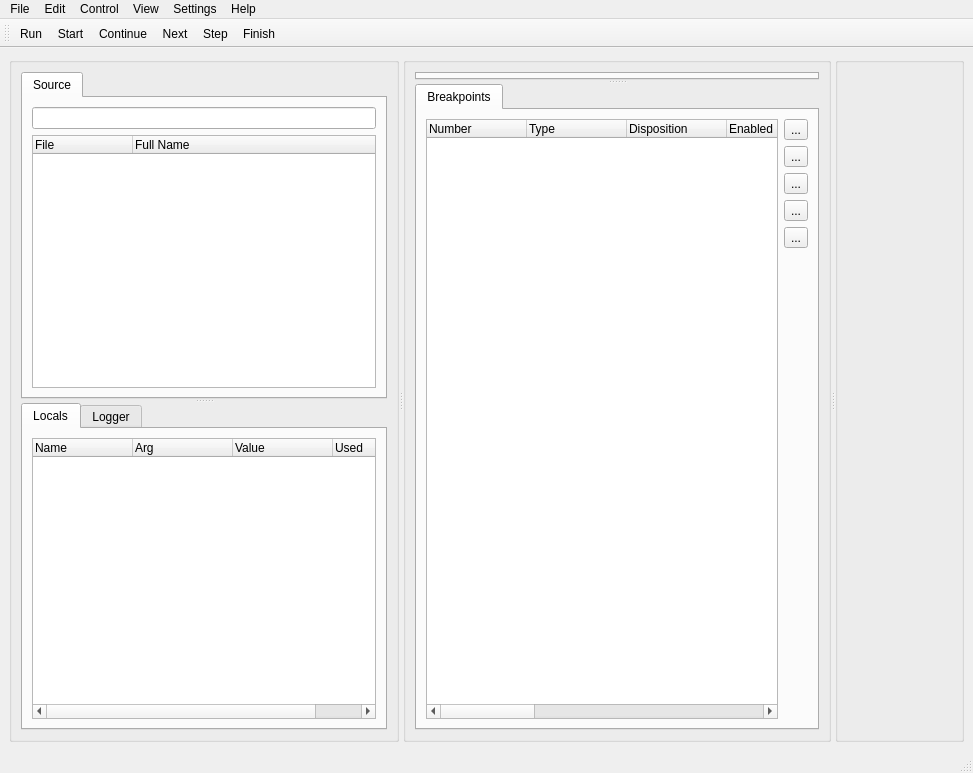
Above: src/mainwindow.ui from guofuwei/Course-Exercise-of-Software-Design before the change. Below: the same form after it.
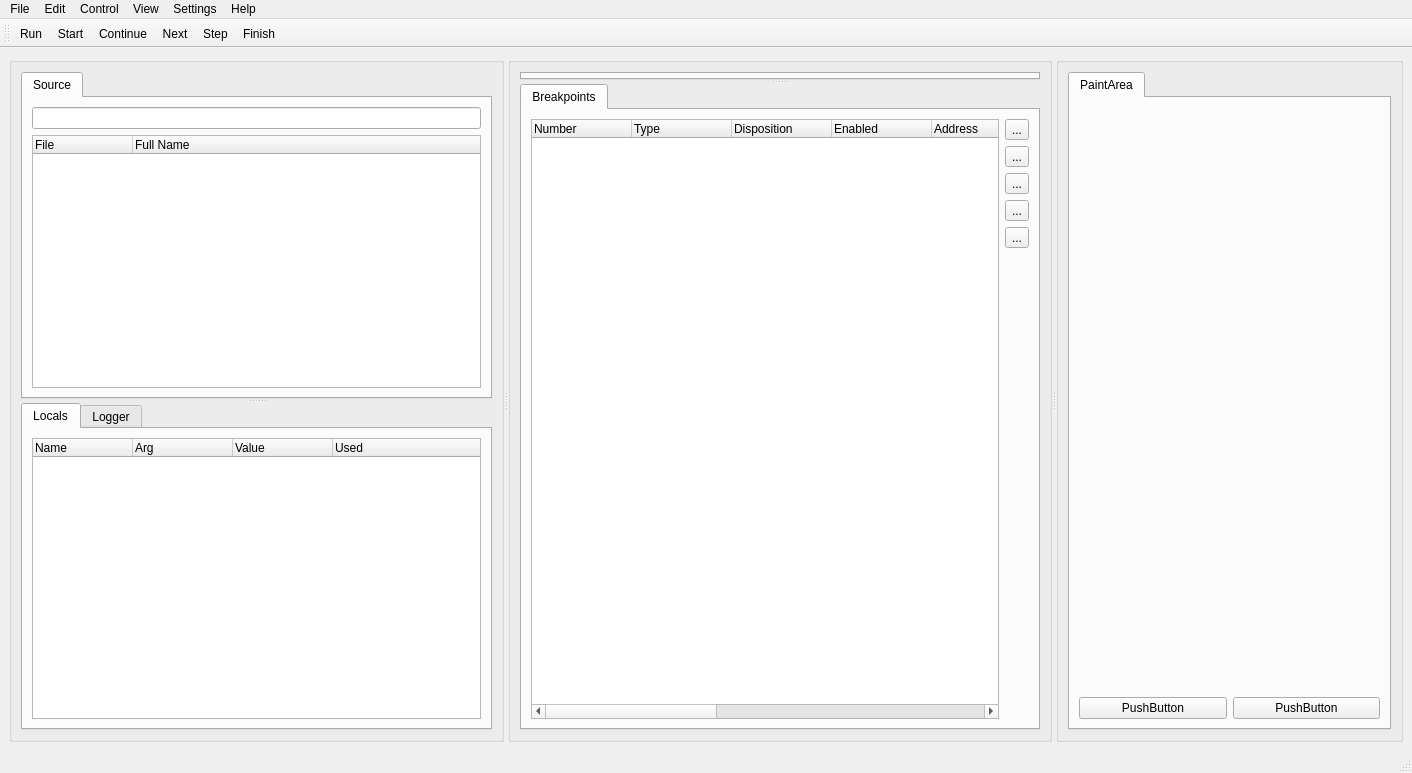
That is the form after the change. Icons and pictures are not drawn. Custom widgets are drawn as their Qt base class.

What changed in the file:
```diff
--- a/src/mainwindow.ui
+++ b/src/mainwindow.ui
@@ -6,7 +6,7 @@
    <rect>
     <x>0</x>
     <y>0</y>
-    <width>973</width>
+    <width>1412</width>
     <height>773</height>
    </rect>
   </property>
@@ -14,8 +14,8 @@
    <string>MainWindow</string>
   </property>
   <widget class="QWidget" name="centralwidget">
-   <layout class="QVBoxLayout" name="verticalLayout_3">
-    <item>
+   <layout class="QGridLayout" name="gridLayout_6">
+    <item row="0" column="0">
      <widget class="QSplitter" name="splittermain">
       <property name="orientation">
        <enum>Qt::Horizontal</enum>
@@ -354,6 +354,50 @@
        <property name="title">
         <string/>
        </property>
+       <layout class="QGridLayout" name="gridLayout_5">
+        <item row="0" column="0">
+         <widget class="QTabWidget" name="tabWidget">
+          <property name="currentIndex">
+           <number>0</number>
+          </property>
+          <widget class="QWidget" name="rightTabWidget">
+           <attribute name="title">
+            <string>PaintArea</string>
+           </attribute>
+           <layout class="QGridLayout" name="gridLayout_7">
+            <item row="0" column="0">
+             <widget class="MyPaint" name="PaintWidget" native="true">
+              <property name="sizePolicy">
+               <sizepolicy hsizetype="Preferred" vsizetype="Expanding">
+                <horstretch>0</horstretch>
+                <verstretch>0</verstretch>
+               </sizepolicy>
+              </property>
+             </widget>
+            </item>
+            <item row="1" column="0">
+             <layout class="QHBoxLayout" name="horizontalLayout_2">
+              <item>
+               <widget class="QPushButton" name="pushButton">
+                <property name="text">
+                 <string>PushButton</string>
+                </property>
+               </widget>
+              </item>
+              <item>
+               <widget class="QPushButton" name="pushButton_2">
+                <property name="text">
+                 <string>PushButton</string>
+                </property>
+               </widget>
+              </item>
+             </layout>
+            </item>
+           </layout>
+          </widget>
+         </widget>
+        </item>
+       </layout>
       </widget>
      </widget>
     </item>
@@ -364,8 +408,8 @@
     <rect>
      <x>0</x>
      <y>0</y>
-     <width>973</width>
-     <height>25</height>
+     <width>1412</width>
+     <height>26</height>
     </rect>
    </property>
    <widget class="QMenu" name="menuFile">
@@ -494,6 +538,12 @@
    <header location="global">texteditor.h</header>
    <container>1</container>
   </customwidget>
+  <customwidget>
+   <class>MyPaint</class>
+   <extends>QWidget</extends>
+   <header>mypaint.h</header>
+   <container>1</container>
+  </customwidget>
  </customwidgets>
  <resources>
   <include location="resources.qrc"/>
```
